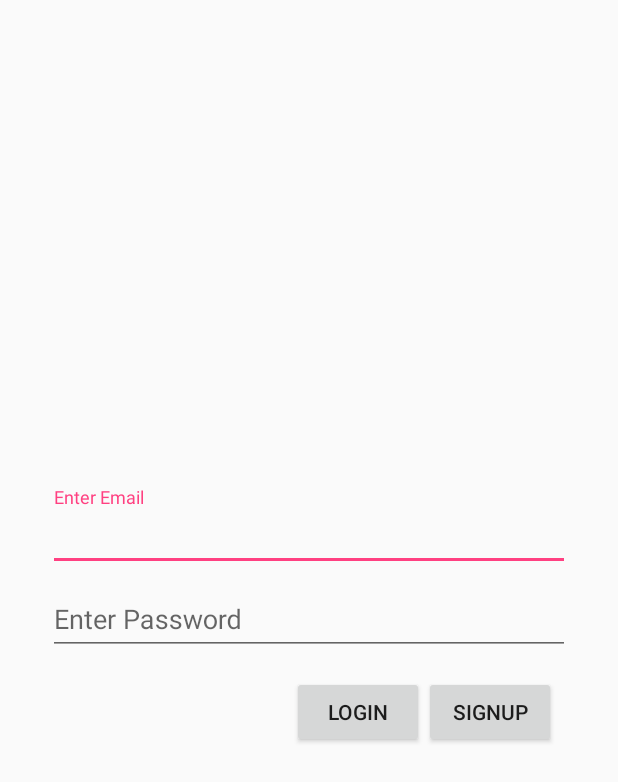
After one commit to ShehryarAhmed/BlogAppAndroid, an Android app: the layout activity_login.xml on its own in the app's theme, with its tools: preview values and no code run, on a phone screen of 412 x 824 dp. The commit adds this screen. Shown: the top 782 px of the screen. Run offline under Robolectric (Android 15) with nearby library versions, the phone set to English and light mode, and no system bars.

```diff
--- a/SimpleBlogApp/app/src/main/java/com/example/android/simpleblogapp/userDetail/ProfileSetting.java
+++ b/SimpleBlogApp/app/src/main/java/com/example/android/simpleblogapp/accountSetup/ProfileSetting.java
@@ -1,4 +1,4 @@
-package com.example.android.simpleblogapp.userDetail;
+package com.example.android.simpleblogapp.accountSetup;
 
 import android.app.ProgressDialog;
 import android.content.Intent;
--- /dev/null
+++ b/SimpleBlogApp/app/src/main/res/layout/activity_login.xml
@@ -0,0 +1,83 @@
+<?xml version="1.0" encoding="utf-8"?>
+<layout>
+    <data class="DataBinding_activity_login"></data>
+<LinearLayout xmlns:android="http://schemas.android.com/apk/res/android"
+    android:orientation="vertical"
+    android:layout_width="match_parent"
+    android:layout_height="match_parent"
+    android:paddingBottom="@dimen/activity_vertical_margin"
+    android:paddingLeft="@dimen/activity_horizontal_margin"
+    android:paddingRight="@dimen/activity_horizontal_margin"
+    >
+    <ImageView
+        android:layout_width="wrap_content"
+        android:layout_height="wrap_content"
+        android:paddingTop="@dimen/activity_vertical_margin"
+        android:layout_gravity="center"/>
+<LinearLayout
+    android:layout_width="match_parent"
+    android:layout_height="match_parent"
+    android:orientation="vertical"
+    android:gravity="center"
+    >
+
+    <android.support.design.widget.TextInputLayout
+        android:layout_width="match_parent"
+        android:layout_height="wrap_content" >
+    <EditText
+        android:id="@+id/login_email"
+        android:layout_marginTop="@dimen/login_edit_email_top_marign"
+        android:layout_width="match_parent"
+        android:layout_height="wrap_content"
+        android:hint="@string/enter_email" />
+    </android.support.design.widget.TextInputLayout>
+    <android.support.design.widget.TextInputLayout
+        android:layout_width="match_parent"
+        android:layout_height="wrap_content" >
+
+    <EditText
+        android:id="@+id/login_password"
+        android:layout_width="match_parent"
+        android:layout_height="wrap_content"
+        android:hint="@string/enter_password"
+        android:imeActionId="@+id/login"
+        />
+    />
+    </android.support.design.widget.TextInputLayout>
+<LinearLayout
+    android:layout_width="wrap_content"
+    android:layout_height="wrap_content"
+    android:orientation="horizontal"
+    android:paddingTop="@dimen/login_button_top_padding"
+    android:paddingLeft="@dimen/login_button_left_padding">
+    <Button
+        android:id="@+id/login_login_button"
+        android:layout_width="wrap_content"
+        android:layout_height="wrap_content"
+        android:text="@string/press_login_button"/>
+
+    <Button
+        android:id="@+id/login_signup_button"
+        android:layout_width="wrap_content"
+        android:layout_height="wrap_content"
+        android:text="@string/press_signUp_button"/>
+
+</LinearLayout>
+    <TextView
+        android:id="@+id/login_forget_password"
+        android:layout_marginTop="@dimen/activity_horizontal_margin"
+        android:layout_width="wrap_content"
+        android:layout_height="wrap_content"
+        android:text="@string/forget_text"
+        android:visibility="gone"
+        />
+    <ProgressBar
+        android:id="@+id/login_progressbar"
+        android:layout_width="30dp"
+        android:layout_height="30dp"
+        android:layout_gravity="center"
+        android:layout_marginBottom="20dp"
+        android:visibility="gone"/>
+</LinearLayout>
+    </LinearLayout>
+</layout>
--- a/SimpleBlogApp/app/src/main/res/layout/activity_profile_setting.xml
+++ b/SimpleBlogApp/app/src/main/res/layout/activity_profile_setting.xml
@@ -6,7 +6,7 @@
     android:layout_width="match_parent"
     android:layout_height="match_parent"
     android:orientation="vertical"
-    tools:context="com.example.android.simpleblogapp.userDetail.ProfileSetting">
+    tools:context="com.example.android.simpleblogapp.accountSetup.ProfileSetting">
 
     <ImageButton
         android:id="@+id/displayImg"
--- a/SimpleBlogApp/app/src/main/res/menu/menu.xml
+++ b/SimpleBlogApp/app/src/main/res/menu/menu.xml
@@ -15,4 +15,9 @@
         android:id="@+id/profile_setting"
         android:title="@string/profilesetting"
         app:showAsAction="never"/>
+
+    <item
+        android:id="@+id/log_out"
+        android:title="@string/Logout"
+        app:showAsAction="never"/>
 </menu>
--- a/SimpleBlogApp/app/src/main/res/values/dimens.xml
+++ b/SimpleBlogApp/app/src/main/res/values/dimens.xml
@@ -8,4 +8,11 @@
     <dimen name="songs_count_padding_bottom">5dp</dimen>
     <dimen name="songs_count">14sp</dimen>
     <dimen name="image_height">200dp</dimen>
+    <dimen name="activity_horizontal_margin">32dp</dimen>
+    <dimen name="activity_vertical_margin">32dp</dimen>
+    <dimen name="login_edit_email_top_marign">46dp</dimen>
+    <dimen name="login_button_left_padding">154dp</dimen>
+    <dimen name="login_button_top_padding">14dp</dimen>
+    <dimen name="forget_text_size">24sp</dimen>
+    <dimen name="forget_enter_email_text_size">14sp</dimen>
 </resources>
--- a/SimpleBlogApp/app/src/main/res/values/strings.xml
+++ b/SimpleBlogApp/app/src/main/res/values/strings.xml
@@ -3,4 +3,25 @@
     <string name="add_icon">Add</string>
     <string name="detail">detail</string>
     <string name="profilesetting">ProfileSetting</string>
+    <string name="enter_email">Enter Email</string>
+    <string name="enter_password">Enter Password</string>
+    <string name="press_login_button">Login</string>
+    <string name="press_signUp_button">SignUp</string>
+    <string name="forget_text">Foreget Your Password?</string>
+    <string name="forget_enter_your_email">Enter your e-mail below to reset your password</string>
+
+    <string name="press_foreget_password_button">Send</string>
+    <string name="enter_first_name">First Name</string>
+    <string name="enter_last_name">Last Name</string>
+
+    <string name="enter_last_email">Last Name</string>
+
+    <string name="signup_enter_email">Email</string>
+    <string name="signup_button">CREATE ACCOUNT</string>
+    <string name="signup_already_member">Already a member? Login</string>
+    <string name="minimum_password">Password low</string>
+    <string name="authentication_failed">Email and password wrong</string>
+    <string name="check_email">Check email</string>
+    <string name="failed_to_send_eamil">Failed to send email please try again</string>
+    <string name="Logout">Logout</string>
 </resources>
```
Also changed, not shown: SimpleBlogApp/app/build.gradle (+6 -1 lines), SimpleBlogApp/app/src/main/AndroidManifest.xml (+6 -2 lines), SimpleBlogApp/app/src/main/java/com/example/android/simpleblogapp/MainActivity.java (+12 -1 lines), SimpleBlogApp/app/src/main/java/com/example/android/simpleblogapp/accountSetup/ForgotActivity.java (added, +68 -0 lines), SimpleBlogApp/app/src/main/java/com/example/android/simpleblogapp/accountSetup/LoginActivity.java (added, +98 -0 lines), SimpleBlogApp/app/src/main/java/com/example/android/simpleblogapp/accountSetup/SignUpActivity.java (added, +114 -0 lines), SimpleBlogApp/app/src/main/java/com/example/android/simpleblogapp/accountSetup/UserDetail.java (added, +43 -0 lines), SimpleBlogApp/app/src/main/res/layout/activity_forgot_password.xml (added, +63 -0 lines), SimpleBlogApp/app/src/main/res/layout/activity_sign_up.xml (added, +104 -0 lines).
